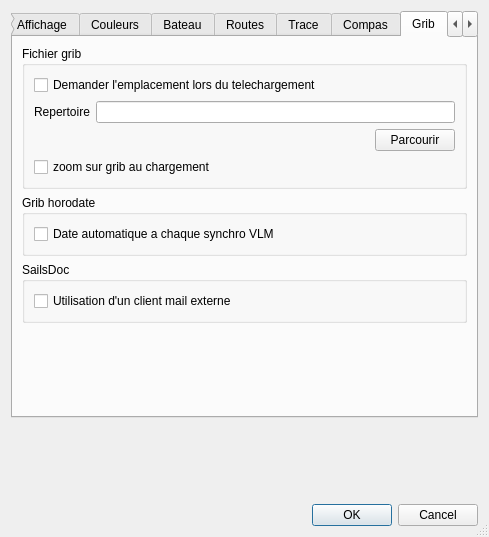
This is src/Ui/paramVLM.ui in nohal/qtVlm as Qt 5 draws it before an edit. The edited form follows.
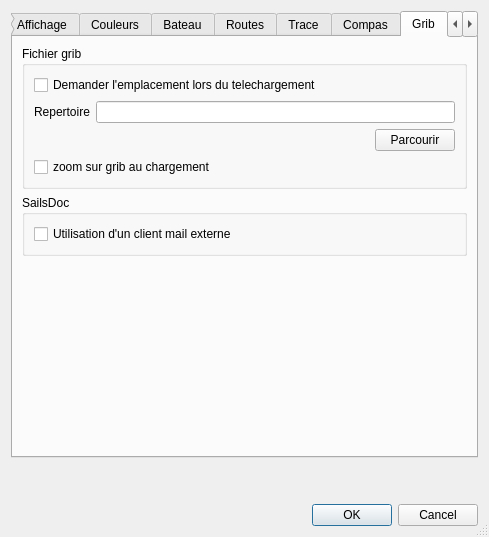
This is the edited form. The open tabs and pages were chosen to show the change. Icons and pictures are not drawn.

Commit message: In Routage_Editor.ui replace some checkBoxes with checkable groupBoxes Remove useless option "automatically change grib date on VLM sync"

```diff
--- a/src/Ui/paramVLM.ui
+++ b/src/Ui/paramVLM.ui
@@ -1001,22 +1001,6 @@
          </layout>
         </widget>
        </item>
-       <item>
-        <widget class="QGroupBox" name="groupBox_13">
-         <property name="title">
-          <string>Grib horodate</string>
-         </property>
-         <layout class="QGridLayout" name="gridLayout_10">
-          <item row="0" column="0">
-           <widget class="QCheckBox" name="chk_autoGribDate">
-            <property name="text">
-             <string>Date automatique a chaque synchro VLM</string>
-            </property>
-           </widget>
-          </item>
-         </layout>
-        </widget>
-       </item>
        <item>
         <widget class="QGroupBox" name="groupBox_14">
          <property name="title">
@@ -1267,6 +1251,19 @@
          </layout>
         </widget>
        </item>
+       <item>
+        <spacer name="verticalSpacer_8">
+         <property name="orientation">
+          <enum>Qt::Vertical</enum>
+         </property>
+         <property name="sizeHint" stdset="0">
+          <size>
+           <width>20</width>
+           <height>40</height>
+          </size>
+         </property>
+        </spacer>
+       </item>
       </layout>
      </widget>
     </widget>
```
Left out of the diff: 1 changed line with no effect on the pictures. The commit also changes 2 other files.
